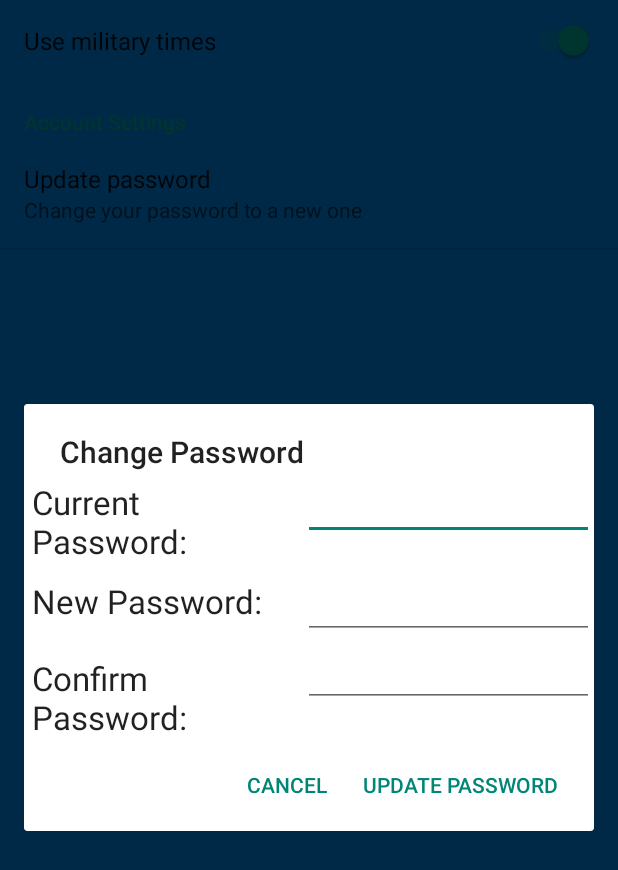
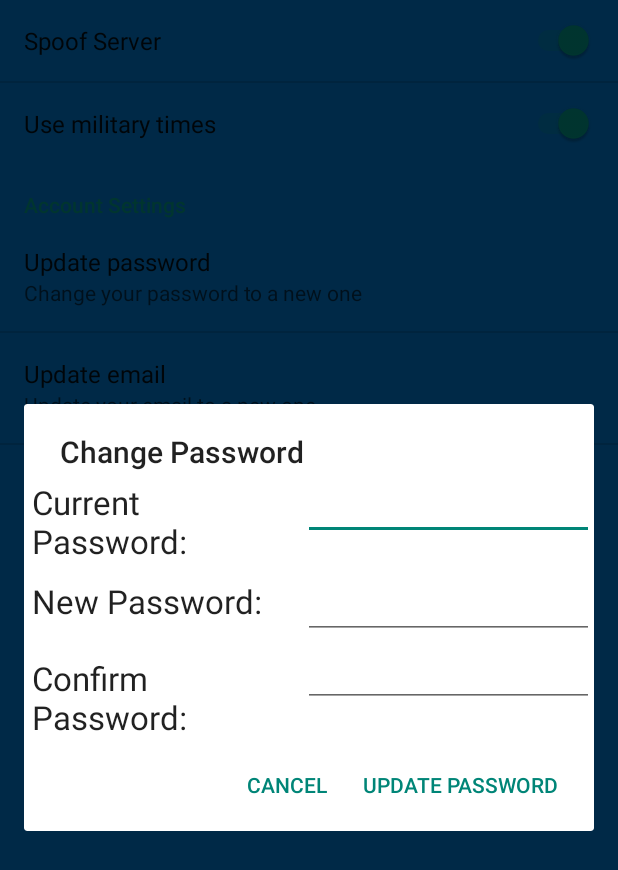
Before and after one commit to peytoncasper/SoftwareEngineering-ScheduleMaker, an Android app: the SettingsActivity screen opened directly, with no data from a screen before it, after a tap on "Update password", on a phone screen of 412 x 824 dp. Shown: the top 870 px of the screen. Run offline under Robolectric (Android 15) with nearby library versions, the phone set to English and light mode, and no system bars; 3 other taps on this screen came first.

Commit message:
Settings related

```diff
--- a/UCS/app/src/main/AndroidManifest.xml
+++ b/UCS/app/src/main/AndroidManifest.xml
@@ -12,7 +12,8 @@
         android:allowBackup="true"
         android:icon="@mipmap/ic_launcher"
         android:label="@string/app_name"
-        android:theme="@style/AppTheme" >
+        android:theme="@style/AppTheme"
+        android:name="edu.uta.ucs.UserData">
         <activity
             android:name=".LoginActivity"
             android:label="@string/app_name"
--- a/UCS/app/src/main/java/edu/uta/ucs/MySectionArrayAdapter.java
+++ b/UCS/app/src/main/java/edu/uta/ucs/MySectionArrayAdapter.java
@@ -106,7 +106,7 @@ public class MySectionArrayAdapter extends ArrayAdapter<Section> {
             }
 
             if (timesText != null) {
-                timesText.setText("  "+p.getTimeString(Section.h12));
+                timesText.setText("  "+p.getTimeString());
             }
             if (sectionIDText != null) {
                 if (p.getSectionID()<0)
--- a/UCS/app/src/main/java/edu/uta/ucs/SelectBlockoutTimes.java
+++ b/UCS/app/src/main/java/edu/uta/ucs/SelectBlockoutTimes.java
@@ -266,7 +266,7 @@ class BlockoutCoursesAdapter extends BaseExpandableListAdapter {
             else
                 instructorsText.setText(childSection.getInstructors());
 
-            timesText.setText("  " + childSection.getTimeString(Section.h12));
+            timesText.setText("  " + childSection.getTimeString());
 
             if (childSection.getSectionID()<0)
                 sectionIDText.setVisibility(View.GONE);
@@ -588,7 +588,7 @@ public class SelectBlockoutTimes extends ActionBarActivity {
 
         final ArrayAdapter<String> arrayAdapter = new ArrayAdapter<>(SelectBlockoutTimes.this,android.R.layout.select_dialog_singlechoice);
         for(Section section : currentBlockoutTimes){
-            arrayAdapter.add(section.getInstructors()+"\t"+section.getDaysString()+" "+section.getTimeString(Section.h12));
+            arrayAdapter.add(section.getInstructors()+"\t"+section.getDaysString()+" "+section.getTimeString());
         }
 
         AlertDialog.Builder builderSingle = new AlertDialog.Builder(SelectBlockoutTimes.this);
--- a/UCS/app/src/main/java/edu/uta/ucs/SettingsActivity.java
+++ b/UCS/app/src/main/java/edu/uta/ucs/SettingsActivity.java
@@ -18,7 +18,9 @@ import android.preference.PreferenceCategory;
 import android.preference.PreferenceFragment;
 import android.preference.PreferenceManager;
 import android.preference.RingtonePreference;
+import android.text.InputType;
 import android.text.TextUtils;
+import android.text.method.PasswordTransformationMethod;
 import android.view.LayoutInflater;
 import android.view.View;
 import android.widget.EditText;
@@ -88,7 +90,14 @@ public class SettingsActivity extends PreferenceActivity {
             }
         });
 
-
+        Preference updateEmailButton = findPreference(getString(R.string.pref_key_update_email));
+        updateEmailButton.setOnPreferenceClickListener(new Preference.OnPreferenceClickListener() {
+            @Override
+            public boolean onPreferenceClick(Preference preference) {
+                updateElementDialog("Email");
+                return false;
+            }
+        });
 
         /*
         // Add 'notifications' preferences, and a corresponding header.
@@ -288,10 +297,12 @@ public class SettingsActivity extends PreferenceActivity {
     /**
      * Creates a dialog which prompts user for password and element to change
      */
-    private void updateElementDialog(final String updateElement){
+    private void updateElementDialog(String updateElement){
 
         LayoutInflater inflater = getLayoutInflater();
         View changeElement = inflater.inflate(R.layout.dialog_change_element, null);
+
+        final String baseURl = "http://ucs.azurewebsites.net/UTA/Change" + updateElement;
 
         TextView newElement = (TextView) changeElement.findViewById(R.id.textview_new_type);
         TextView confirmElement = (TextView) changeElement.findViewById(R.id.textview_confirm_type);
@@ -302,6 +313,7 @@ public class SettingsActivity extends PreferenceActivity {
         final EditText oldEditText = (EditText) changeElement.findViewById(R.id.edittext_current_type);
         final EditText newEditText = (EditText) changeElement.findViewById(R.id.edittext_new_type);
         final EditText confirmEditText = (EditText) changeElement.findViewById(R.id.edittext_confirm_type);
+
 
         final AlertDialog.Builder changeElementDialog = new AlertDialog.Builder(SettingsActivity.this);
         changeElementDialog.setTitle("Change " + updateElement);
@@ -334,7 +346,7 @@ public class SettingsActivity extends PreferenceActivity {
 
                 }
 
-                String changeElementURL = "http://ucs.azurewebsites.net/UTA/Change" + updateElement + "?email=" + UserData.getEmail() + "?password=" + oldElement + "?confirm=" + newElement;
+                String changeElementURL = baseURl + "?email=" + UserData.getEmail() + "?password=" + oldElement + "?confirm=" + newElement;
                 HTTPGetService.FetchURL(changeElementURL, "null", SettingsActivity.this);
                 dialog.dismiss();
             }
@@ -347,6 +359,24 @@ public class SettingsActivity extends PreferenceActivity {
             }
         });
 
+        if(updateElement.toUpperCase().contains("PASSWORD")){
+            newEditText.setInputType(InputType.TYPE_TEXT_VARIATION_PASSWORD);
+            confirmEditText.setInputType(InputType.TYPE_TEXT_VARIATION_PASSWORD);
+
+            newEditText.setTransformationMethod(new PasswordTransformationMethod());
+            confirmEditText.setTransformationMethod(new PasswordTransformationMethod());
+        }
+        else {
+            newEditText.setInputType(InputType.TYPE_TEXT_VARIATION_EMAIL_ADDRESS);
+            confirmEditText.setInputType(InputType.TYPE_TEXT_VARIATION_EMAIL_ADDRESS);
+
+            newEditText.setTransformationMethod(null);
+            confirmEditText.setTransformationMethod(null);
+
+        }
+
+
+
         changeElementDialog.create().show();
 
     }
--- a/UCS/app/src/main/res/layout/dialog_change_element.xml
+++ b/UCS/app/src/main/res/layout/dialog_change_element.xml
@@ -20,10 +20,10 @@
         <EditText
             android:layout_width="match_parent"
             android:layout_height="wrap_content"
-            android:inputType="textPassword"
             android:ems="10"
             android:id="@+id/edittext_current_type"
-            android:layout_gravity="center_horizontal" />
+            android:layout_gravity="center_horizontal"
+            android:inputType="textPassword" />
 
     </LinearLayout>
 
@@ -43,7 +43,6 @@
         <EditText
             android:layout_width="match_parent"
             android:layout_height="wrap_content"
-            android:inputType="textPassword"
             android:ems="10"
             android:id="@+id/edittext_new_type"
             android:layout_gravity="center_horizontal" />
@@ -66,7 +65,6 @@
         <EditText
             android:layout_width="match_parent"
             android:layout_height="wrap_content"
-            android:inputType="textPassword"
             android:ems="10"
             android:id="@+id/edittext_confirm_type" />
     </LinearLayout>
--- a/UCS/app/src/main/res/xml/pref_data_sync.xml
+++ b/UCS/app/src/main/res/xml/pref_data_sync.xml
@@ -1,8 +1,13 @@
 <PreferenceScreen xmlns:android="http://schemas.android.com/apk/res/android">
 
-   <Preference
-       android:title="@string/pref_title_update_password"
-       android:key="@string/pref_key_update_password"
-       android:summary="@string/pref_summary_update_password"/>
+    <Preference
+        android:title="@string/pref_title_update_password"
+        android:key="@string/pref_key_update_password"
+        android:summary="@string/pref_summary_update_password"/>
+
+    <Preference
+        android:title="@string/pref_title_update_email"
+        android:key="@string/pref_key_update_email"
+        android:summary="@string/pref_summary_update_email"/>
 
 </PreferenceScreen>
--- a/UCS/app/src/main/res/xml/pref_general.xml
+++ b/UCS/app/src/main/res/xml/pref_general.xml
@@ -1,9 +1,13 @@
 <PreferenceScreen xmlns:android="http://schemas.android.com/apk/res/android">
+
+    <SwitchPreference
+        android:key="@string/pref_key_spoof_server"
+        android:title="@string/pref_title_spoof_server"
+        android:defaultValue="false"/>
 
     <SwitchPreference
         android:key="@string/pref_key_military_time"
         android:title="@string/pref_title_military_time"
         android:defaultValue="false"/>
 
-
 </PreferenceScreen>
--- /dev/null
+++ b/UCS/app/src/main/res/xml/pref_headers.xml
@@ -0,0 +1,14 @@
+<preference-headers xmlns:android="http://schemas.android.com/apk/res/android">
+
+    <!-- These settings headers are only used on tablets. -->
+
+    <header android:fragment="edu.uta.ucs.SettingsActivity$GeneralPreferenceFragment"
+        android:title="@string/pref_header_general" />
+
+    <header android:fragment="edu.uta.ucs.SettingsActivity$NotificationPreferenceFragment"
+        android:title="@string/pref_header_notifications" />
+
+    <header android:fragment="edu.uta.ucs.SettingsActivity$DataSyncPreferenceFragment"
+        android:title="@string/pref_header_data_sync" />
+
+</preference-headers>
--- /dev/null
+++ b/UCS/app/src/main/res/xml/pref_server.xml
@@ -0,0 +1,4 @@
+<?xml version="1.0" encoding="utf-8"?>
+<PreferenceScreen xmlns:android="http://schemas.android.com/apk/res/android">
+
+</PreferenceScreen>
```
Also changed, not shown: UCS/app/src/main/java/edu/uta/ucs/Section.java (+15 -8 lines), UCS/app/src/main/java/edu/uta/ucs/UserData.java (+20 -1 lines).
